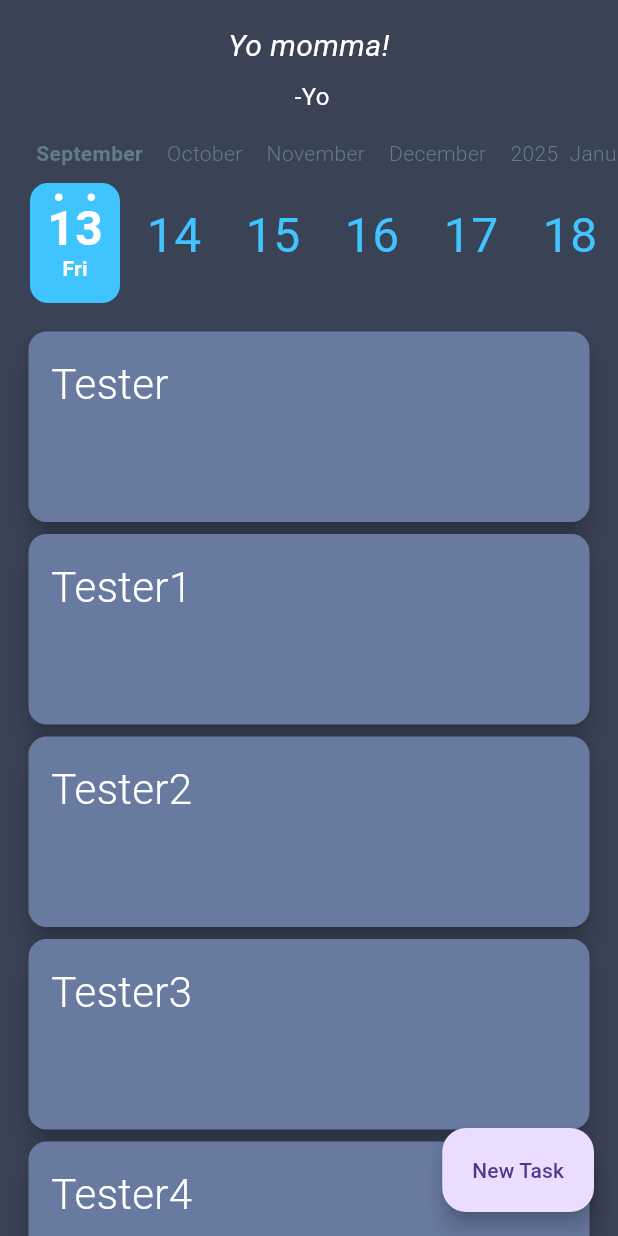
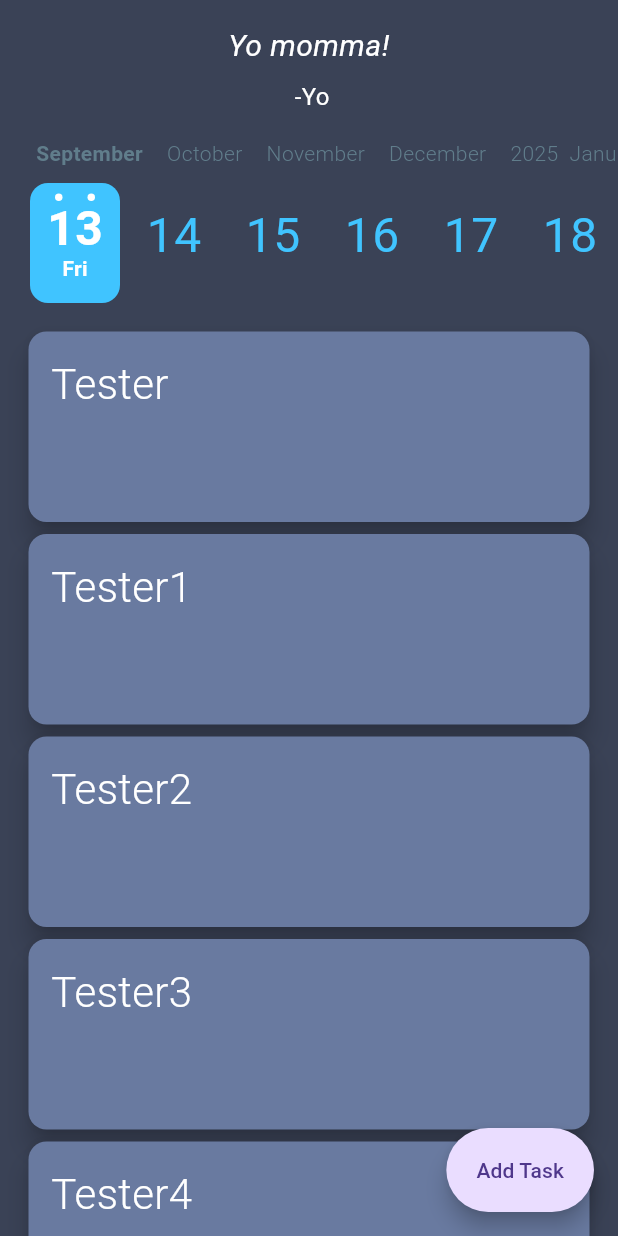
Before and after one commit to coffee-cake-isaac/dayly, a Flutter app: the screen it shows after launch, on a phone screen of 412 x 824 dp. Run offline on Flutter 3.47's test engine with Material 3 defaults, Android fonts, the phone set to English and light mode, and no system bars; drawn by our look-alikes of calendar_timeline; our stand-ins replace get; missing offline and left inert: stacked_listview; network calls fail; statements that could not run were skipped.

Commit message:
Homescreen done for now

```diff
--- a/dayly/lib/main.dart
+++ b/dayly/lib/main.dart
@@ -30,10 +30,12 @@ class MainApp extends StatelessWidget {
       home: Scaffold(
           backgroundColor: const Color.fromRGBO(58, 66, 86, 1.0),
           floatingActionButton: FloatingActionButton.extended(
-              onPressed: () {
-                print("Hello, world!");
-              },
-              label: const Text("New Task")),
+            label: Text("Add Task"),
+            shape: StadiumBorder(),
+            onPressed: () {
+              print("Hello, world!");
+            },
+          ),
           body: SafeArea(
               bottom: false,
               child: Column(
```
